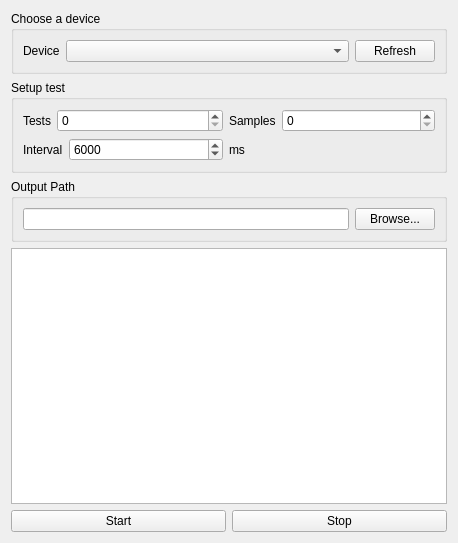
Qt form widget.ui (EdsilvaEps/EasyKPI) before a commit.
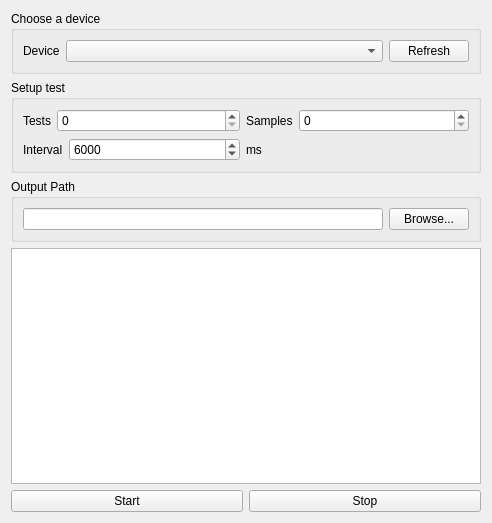
The same form after that commit.

Diff of the .ui file:
```diff
--- a/widget.ui
+++ b/widget.ui
@@ -6,8 +6,8 @@
    <rect>
     <x>0</x>
     <y>0</y>
-    <width>458</width>
-    <height>543</height>
+    <width>492</width>
+    <height>523</height>
    </rect>
   </property>
   <property name="windowTitle">
```
Left out of the diff: 60 changed lines with no effect on the pictures.
